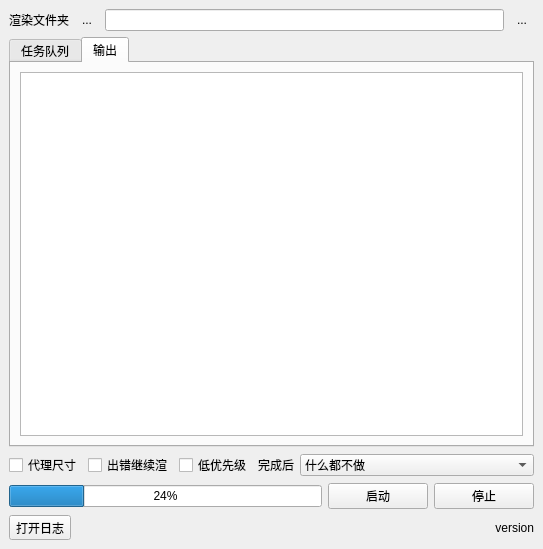
Before: the Qt Designer form batchrender.ui in NateScarlet/NukeBatchRender, drawn with Qt 5.
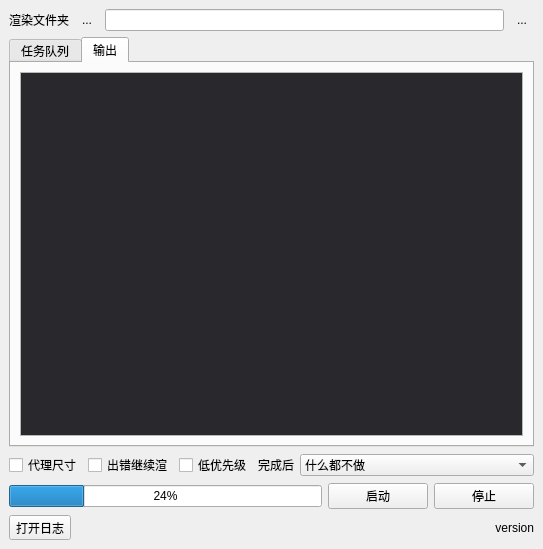
After: the same form once the commit is applied.

Diff of the .ui file:
```diff
--- a/batchrender.ui
+++ b/batchrender.ui
@@ -144,6 +144,13 @@
                 <property name="readOnly">
                  <bool>true</bool>
                 </property>
+                <property name="html">
+                 <string>&lt;!DOCTYPE HTML PUBLIC &quot;-//W3C//DTD HTML 4.0//EN&quot; &quot;http://www.w3.org/TR/REC-html40/strict.dtd&quot;&gt;
+&lt;html&gt;&lt;head&gt;&lt;meta name=&quot;qrichtext&quot; content=&quot;1&quot; /&gt;&lt;style type=&quot;text/css&quot;&gt;
+p, li { white-space: pre-wrap; }
+&lt;/style&gt;&lt;/head&gt;&lt;body style=&quot; font-family:'SimSun'; font-size:9pt; font-weight:400; font-style:normal;&quot; bgcolor=&quot;#28282d&quot;&gt;
+&lt;p style=&quot;-qt-paragraph-type:empty; margin-top:0px; margin-bottom:0px; margin-left:0px; margin-right:0px; -qt-block-indent:0; text-indent:0px; color:#ffffff; background-color:#28282d;&quot;&gt;&lt;br /&gt;&lt;/p&gt;&lt;/body&gt;&lt;/html&gt;</string>
+                </property>
                </widget>
               </item>
              </layout>
```
Left out of the diff: 18 changed lines with no effect on the pictures.
